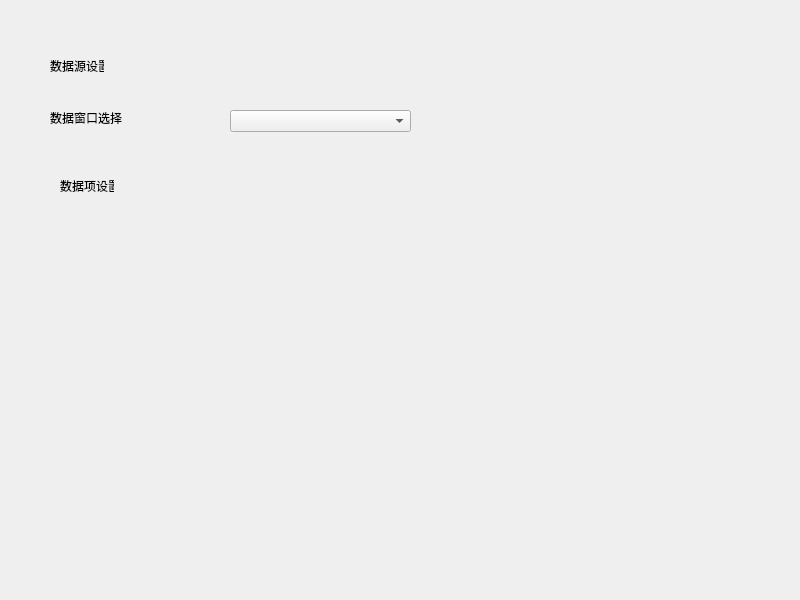
Before: the Qt Designer form statistics_tools/pingouin/parameter_basic.ui in xfz329/FeatureAnalyzer, drawn with Qt 5.
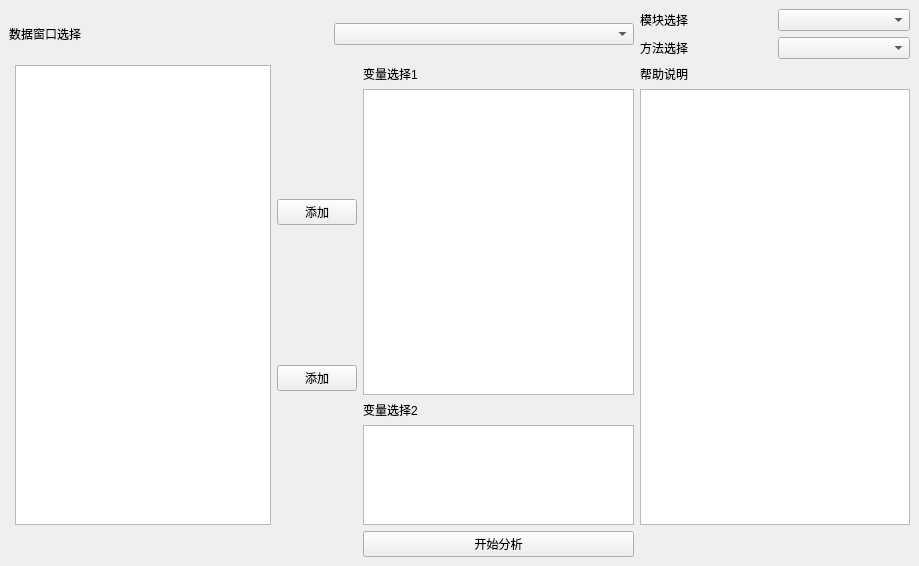
After: the same form once the commit is applied.

Commit message: add setparameter window

```diff
--- a/statistics_tools/pingouin/parameter_basic.ui
+++ b/statistics_tools/pingouin/parameter_basic.ui
@@ -2,67 +2,178 @@
 <ui version="4.0">
  <class>MainWindow</class>
  <widget class="QMainWindow" name="MainWindow">
+  <property name="enabled">
+   <bool>true</bool>
+  </property>
   <property name="geometry">
    <rect>
     <x>0</x>
     <y>0</y>
-    <width>800</width>
-    <height>600</height>
+    <width>919</width>
+    <height>566</height>
    </rect>
   </property>
   <property name="windowTitle">
    <string>统计参数设置</string>
   </property>
   <widget class="QWidget" name="centralwidget">
-   <widget class="QLabel" name="label">
-    <property name="geometry">
-     <rect>
-      <x>50</x>
-      <y>60</y>
-      <width>54</width>
-      <height>12</height>
-     </rect>
-    </property>
-    <property name="text">
-     <string>数据源设置</string>
-    </property>
-   </widget>
-   <widget class="QLabel" name="label_2">
-    <property name="geometry">
-     <rect>
-      <x>50</x>
-      <y>110</y>
-      <width>101</width>
-      <height>16</height>
-     </rect>
-    </property>
-    <property name="text">
-     <string>数据窗口选择</string>
-    </property>
-   </widget>
-   <widget class="QLabel" name="label_3">
-    <property name="geometry">
-     <rect>
-      <x>60</x>
-      <y>180</y>
-      <width>54</width>
-      <height>12</height>
-     </rect>
-    </property>
-    <property name="text">
-     <string>数据项设置</string>
-    </property>
-   </widget>
-   <widget class="QComboBox" name="comboBox_Subwindow">
-    <property name="geometry">
-     <rect>
-      <x>230</x>
-      <y>110</y>
-      <width>181</width>
-      <height>22</height>
-     </rect>
-    </property>
-   </widget>
+   <layout class="QGridLayout" name="gridLayout_6">
+    <item row="0" column="4">
+     <layout class="QGridLayout" name="gridLayout_4">
+      <item row="1" column="0">
+       <widget class="QLabel" name="label_4">
+        <property name="text">
+         <string>方法选择</string>
+        </property>
+       </widget>
+      </item>
+      <item row="0" column="1">
+       <widget class="QComboBox" name="comboBox_moduel"/>
+      </item>
+      <item row="1" column="1">
+       <widget class="QComboBox" name="comboBox_method"/>
+      </item>
+      <item row="0" column="0">
+       <widget class="QLabel" name="label_3">
+        <property name="text">
+         <string>模块选择</string>
+        </property>
+       </widget>
+      </item>
+     </layout>
+    </item>
+    <item row="1" column="1">
+     <widget class="QListView" name="listView_all">
+      <property name="sizePolicy">
+       <sizepolicy hsizetype="Fixed" vsizetype="Expanding">
+        <horstretch>0</horstretch>
+        <verstretch>0</verstretch>
+       </sizepolicy>
+      </property>
+      <property name="minimumSize">
+       <size>
+        <width>200</width>
+        <height>0</height>
+       </size>
+      </property>
+     </widget>
+    </item>
+    <item row="0" column="0" colspan="4">
+     <layout class="QGridLayout" name="gridLayout">
+      <item row="0" column="0">
+       <widget class="QLabel" name="label_2">
+        <property name="text">
+         <string>数据窗口选择</string>
+        </property>
+       </widget>
+      </item>
+      <item row="0" column="1">
+       <widget class="QComboBox" name="comboBox_Subwindow">
+        <property name="sizePolicy">
+         <sizepolicy hsizetype="Fixed" vsizetype="Fixed">
+          <horstretch>0</horstretch>
+          <verstretch>0</verstretch>
+         </sizepolicy>
+        </property>
+        <property name="minimumSize">
+         <size>
+          <width>300</width>
+          <height>0</height>
+         </size>
+        </property>
+       </widget>
+      </item>
+     </layout>
+    </item>
+    <item row="1" column="4">
+     <layout class="QGridLayout" name="gridLayout_5">
+      <item row="1" column="0">
+       <widget class="QTextEdit" name="textEdit_help"/>
+      </item>
+      <item row="0" column="0">
+       <widget class="QLabel" name="label_5">
+        <property name="text">
+         <string>帮助说明</string>
+        </property>
+       </widget>
+      </item>
+     </layout>
+    </item>
+    <item row="2" column="3">
+     <widget class="QPushButton" name="pushButton_start">
+      <property name="text">
+       <string>开始分析</string>
+      </property>
+     </widget>
+    </item>
+    <item row="1" column="2">
+     <layout class="QGridLayout" name="gridLayout_2">
+      <item row="1" column="0">
+       <widget class="QPushButton" name="pushButton_vb">
+        <property name="text">
+         <string>添加</string>
+        </property>
+       </widget>
+      </item>
+      <item row="0" column="0">
+       <widget class="QPushButton" name="pushButton_bt">
+        <property name="text">
+         <string>添加</string>
+        </property>
+       </widget>
+      </item>
+     </layout>
+    </item>
+    <item row="1" column="3">
+     <layout class="QGridLayout" name="gridLayout_3">
+      <item row="2" column="3">
+       <widget class="QLabel" name="label_6">
+        <property name="sizePolicy">
+         <sizepolicy hsizetype="Preferred" vsizetype="Fixed">
+          <horstretch>0</horstretch>
+          <verstretch>0</verstretch>
+         </sizepolicy>
+        </property>
+        <property name="text">
+         <string>变量选择2</string>
+        </property>
+       </widget>
+      </item>
+      <item row="0" column="3">
+       <widget class="QLabel" name="label">
+        <property name="text">
+         <string>变量选择1</string>
+        </property>
+       </widget>
+      </item>
+      <item row="1" column="3">
+       <widget class="QListView" name="listView_bt"/>
+      </item>
+      <item row="3" column="3">
+       <widget class="QListView" name="listView">
+        <property name="sizePolicy">
+         <sizepolicy hsizetype="Expanding" vsizetype="Fixed">
+          <horstretch>0</horstretch>
+          <verstretch>0</verstretch>
+         </sizepolicy>
+        </property>
+        <property name="minimumSize">
+         <size>
+          <width>0</width>
+          <height>100</height>
+         </size>
+        </property>
+        <property name="maximumSize">
+         <size>
+          <width>16777215</width>
+          <height>100</height>
+         </size>
+        </property>
+       </widget>
+      </item>
+     </layout>
+    </item>
+   </layout>
   </widget>
  </widget>
  <resources/>
```
The commit also changes 4 other files.
